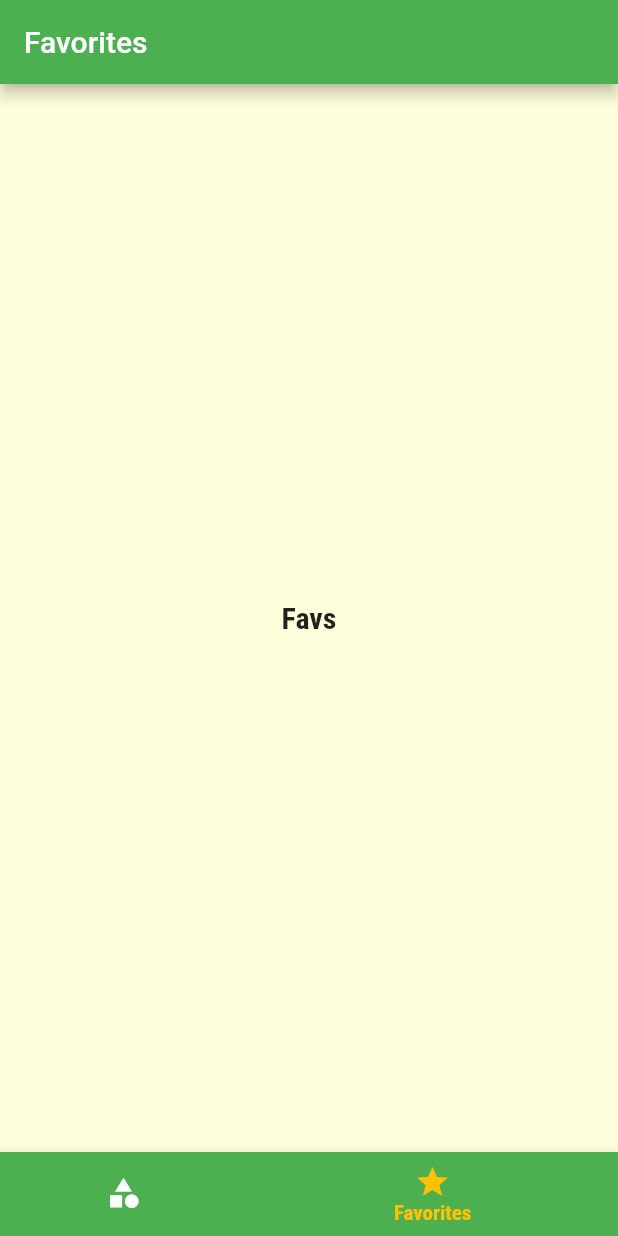
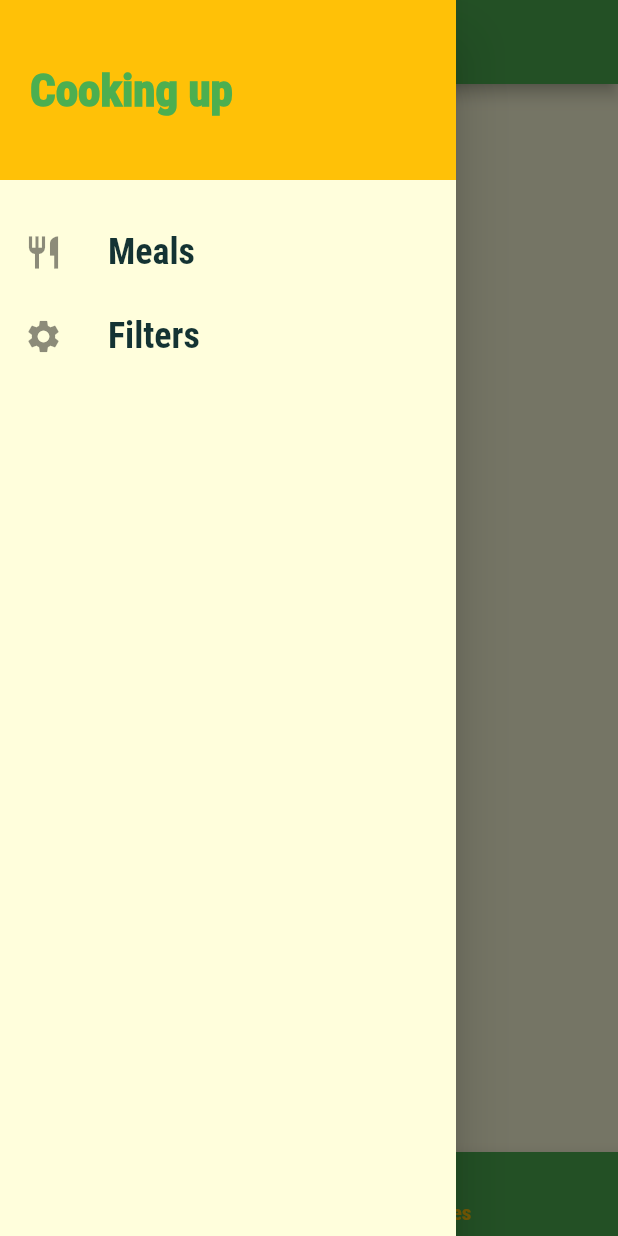
Before and after one commit to vikraman-boominathan/Flutter, a Flutter app: the screen it shows after launch, item 2 of the bottom bar chosen, with the side drawer open (before the commit the screen has no drawer), on a phone screen of 412 x 824 dp. Run offline on Flutter 3.47's test engine with Material 2 defaults, Android fonts, the light colour scheme and no system bars.

Commit message:
Completed Shop App

```diff
--- a/shop_app/lib/main.dart
+++ b/shop_app/lib/main.dart
@@ -1,16 +1,74 @@
 // ignore_for_file: prefer_const_constructors, library_private_types_in_public_api
 
 import 'package:flutter/material.dart';
+import './dummy_data.dart';
+import './screens/filters_screen.dart';
 import './screens/categories_screen.dart';
 import './screens/category_meals_screen.dart';
 import './screens/meal_detail_screen.dart';
 import './screens/tabs_screen.dart';
+import 'models/meal.dart';
 
 void main() {
   runApp(MyApp());
 }
 
-class MyApp extends StatelessWidget {
+class MyApp extends StatefulWidget {
+  @override
+  State<MyApp> createState() => _MyAppState();
+}
+
+class _MyAppState extends State<MyApp> {
+  List<Meal> _availableMeals = DUMMY_MEALS;
+  List<Meal> _favoriteMeals = [];
+
+  Map<String, bool> _filters = {
+    'gluten': false,
+    'lactose': false,
+    'vegan': false,
+    'vegetarian': false,
+  };
+
+  void _setFilter(Map<String, bool> filterData) {
+    setState(() {
+      _filters = filterData;
+      _availableMeals = DUMMY_MEALS.where((meal) {
+        if (_filters['gluten'] && !meal.isGlutenFree) {
+          return false;
+        }
+        if (_filters['lactose'] && !meal.isLactoseFree) {
+          return false;
+        }
+        if (_filters['vegan'] && !meal.isVegan) {
+          return false;
+        }
+        if (_filters['vegetarian'] && !meal.isVegetarian) {
+          return false;
+        }
+
+        return true;
+      }).toList();
+    });
+  }
+
+  void _toggleFavorites(String mealId) {
+    final existingIndex =
+        _favoriteMeals.indexWhere((meal) => meal.id == mealId);
+    if (existingIndex >= 0) {
+      setState(() {
+        _favoriteMeals.removeAt(existingIndex);
+      });
+    } else {
+      setState(() {
+        _favoriteMeals.add(DUMMY_MEALS.firstWhere((meal) => meal.id == mealId));
+      });
+    }
+  }
+
+  bool _isMealFavorite(String id) {
+    return _favoriteMeals.any((meal) => meal.id == id);
+  }
+
   @override
   Widget build(BuildContext context) {
     return MaterialApp(
@@ -34,9 +92,12 @@ class MyApp extends StatelessWidget {
       // home: CategoriesScreen(),
       initialRoute: '/',
       routes: {
-        '/': (ctx) => TabsScreen(),
-        CategoryMealsScreen.routeName: (ctx) => CategoryMealsScreen(),
-        MealDetailScreen.routeName: (ctx) => MealDetailScreen(),
+        '/': (ctx) => TabsScreen(_favoriteMeals),
+        CategoryMealsScreen.routeName: (ctx) =>
+            CategoryMealsScreen(_availableMeals),
+        MealDetailScreen.routeName: (ctx) =>
+            MealDetailScreen(_toggleFavorites, _isMealFavorite),
+        FilterScreen.routeName: (context) => FilterScreen(_setFilter, _filters),
       },
     );
   }
--- a/shop_app/lib/screens/favorites_screen.dart
+++ b/shop_app/lib/screens/favorites_screen.dart
@@ -1,10 +1,32 @@
 import 'package:flutter/material.dart';
+import 'package:shop_app/models/meal.dart';
+
+import '../widgets/meal_item.dart';
 
 class FavoritesScreen extends StatelessWidget {
+  final List<Meal> favoriteMeal;
+
+  FavoritesScreen(this.favoriteMeal);
   @override
   Widget build(BuildContext context) {
-    return Center(
-      child: Text('Favs'),
-    );
+    if (favoriteMeal.isEmpty) {
+      return Center(
+        child: Text('You have no favorite'),
+      );
+    } else {
+      return ListView.builder(
+        itemBuilder: (ctx, index) {
+          return MealItem(
+            id: favoriteMeal[index].id,
+            title: favoriteMeal[index].title,
+            imageUrl: favoriteMeal[index].imageUrl,
+            duration: favoriteMeal[index].duration,
+            complexity: favoriteMeal[index].complexity,
+            affordability: favoriteMeal[index].affordability,
+          );
+        },
+        itemCount: favoriteMeal.length,
+      );
+    }
   }
 }
--- a/shop_app/lib/screens/tabs_screen.dart
+++ b/shop_app/lib/screens/tabs_screen.dart
@@ -2,21 +2,32 @@
 
 import 'package:flutter/material.dart';
 import 'package:shop_app/models/category.dart';
+import 'package:shop_app/models/meal.dart';
 import 'package:shop_app/screens/categories_screen.dart';
 import 'package:shop_app/screens/favorites_screen.dart';
+import 'package:shop_app/widgets/main_drawer.dart';
 
 class TabsScreen extends StatefulWidget {
+  final List<Meal> favoriteMeal;
+  TabsScreen(this.favoriteMeal);
   @override
   State<TabsScreen> createState() => _TabsScreenState();
 }
 
 class _TabsScreenState extends State<TabsScreen> {
-  final List<Map<String, Object>> _pages = [
-    {'page': CategoriesScreen(), 'title': 'Categories'},
-    {'page': FavoritesScreen(), 'title': 'Favorites'}
-  ];
+  List<Map<String, Object>> _pages;
 
   int _selectedPageIndex = 0;
+
+  @override
+  void initState() {
+    _pages = [
+      {'page': CategoriesScreen(), 'title': 'Categories'},
+      {'page': FavoritesScreen(widget.favoriteMeal), 'title': 'Favorites'}
+    ];
+    // TODO: implement initState
+    super.initState();
+  }
 
   void _selectPage(int index) {
     setState(() {
@@ -30,6 +41,7 @@ class _TabsScreenState extends State<TabsScreen> {
       appBar: AppBar(
         title: Text(_pages[_selectedPageIndex]['title']),
       ),
+      drawer: MainDrawer(),
       body: _pages[_selectedPageIndex]['page'],
       bottomNavigationBar: BottomNavigationBar(
         onTap: _selectPage,
--- /dev/null
+++ b/shop_app/lib/widgets/main_drawer.dart
@@ -0,0 +1,59 @@
+// ignore_for_file: prefer_const_constructors
+
+import 'package:flutter/material.dart';
+import 'package:shop_app/screens/filters_screen.dart';
+
+class MainDrawer extends StatelessWidget {
+  Widget buildListTile(String title, IconData icon, Function taphandler) {
+    return ListTile(
+      leading: Icon(icon, size: 26),
+      title: Text(
+        title,
+        style: TextStyle(
+          fontFamily: 'RobotoCondensed',
+          fontSize: 24,
+          fontWeight: FontWeight.bold,
+        ),
+      ),
+      onTap: taphandler,
+    );
+  }
+
+  @override
+  Widget build(BuildContext context) {
+    return Drawer(
+      child: Column(
+        children: [
+          Container(
+            height: 120,
+            width: double.infinity,
+            padding: EdgeInsets.all(20),
+            alignment: Alignment.centerLeft,
+            color: Theme.of(context).accentColor,
+            child: Text(
+              'Cooking up',
+              style: TextStyle(
+                  fontWeight: FontWeight.w900,
+                  fontSize: 30,
+                  color: Theme.of(context).primaryColor),
+            ),
+          ),
+          SizedBox(
+            height: 20,
+          ),
+          buildListTile('Meals', Icons.restaurant, () {
+            Navigator.of(context).pushReplacementNamed('/');
+          }),
+          buildListTile(
+            'Filters',
+            Icons.settings,
+            () {
+              Navigator.of(context)
+                  .pushReplacementNamed(FilterScreen.routeName);
+            },
+          ),
+        ],
+      ),
+    );
+  }
+}
```
Also changed, not shown: shop_app/lib/screens/category_meals_screen.dart (+46 -15 lines), shop_app/lib/screens/filters_screen.dart (added, +132 -0 lines), shop_app/lib/screens/meal_detail_screen.dart (+8 -0 lines), shop_app/lib/widgets/meal_item.dart (+7 -1 lines).
